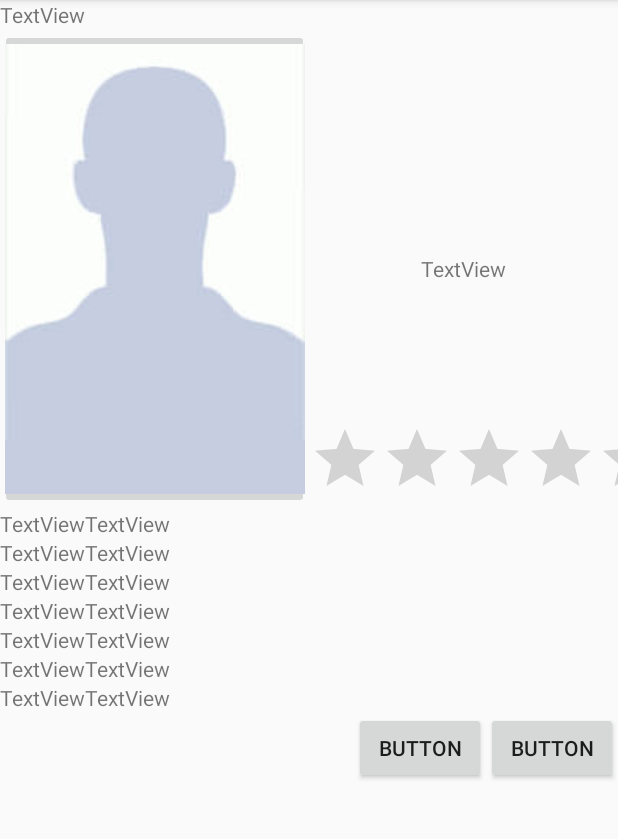
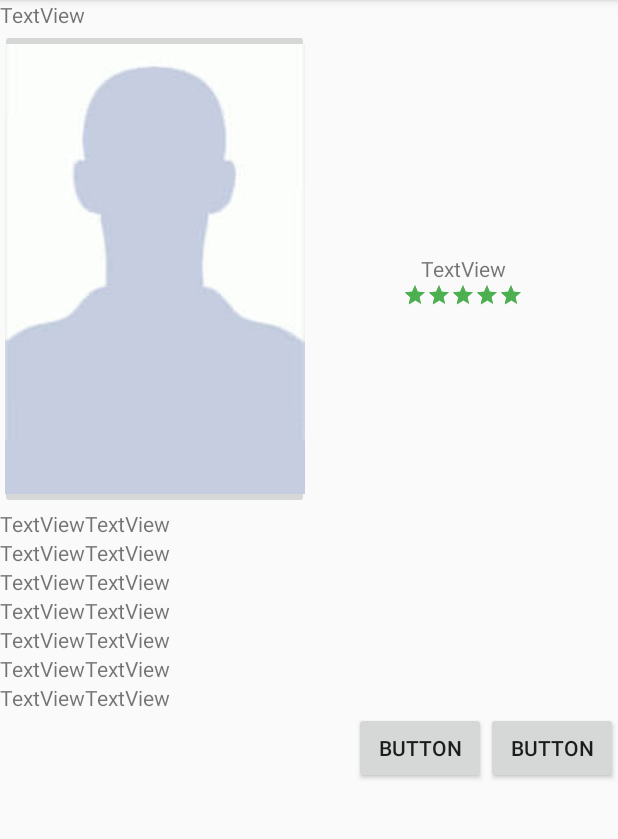
Before and after one commit to petardan/Rep200917, an Android app: the fragment LargeRepairmanInfoFragment shown on its own in the app's theme, on a phone screen of 412 x 824 dp, the part 84-923 px from its top. Run offline under Robolectric (Android 15) with nearby library versions, the phone set to English and light mode, and no system bars; our stand-ins replace Volley; network calls fail; 4 statements that could not run were skipped.

```diff
--- a/app/src/main/res/layout/large_repairman_fragment.xml
+++ b/app/src/main/res/layout/large_repairman_fragment.xml
@@ -40,12 +40,15 @@
 
                     <RatingBar
                         android:id="@+id/ratingBar"
+                        style="@style/Widget.AppCompat.RatingBar.Small"
                         android:layout_width="wrap_content"
                         android:layout_height="wrap_content"
-                        android:layout_alignParentBottom="true"
-                        android:layout_alignParentStart="true"
+                        android:layout_below="@+id/textView3"
+                        android:layout_centerHorizontal="true"
                         android:layout_weight="1"
-                        android:numStars="5" />
+                        android:numStars="5"
+                        android:rating="5"
+                        android:clickable="false"/>
 
                     <TextView
                         android:id="@+id/textView3"
```
